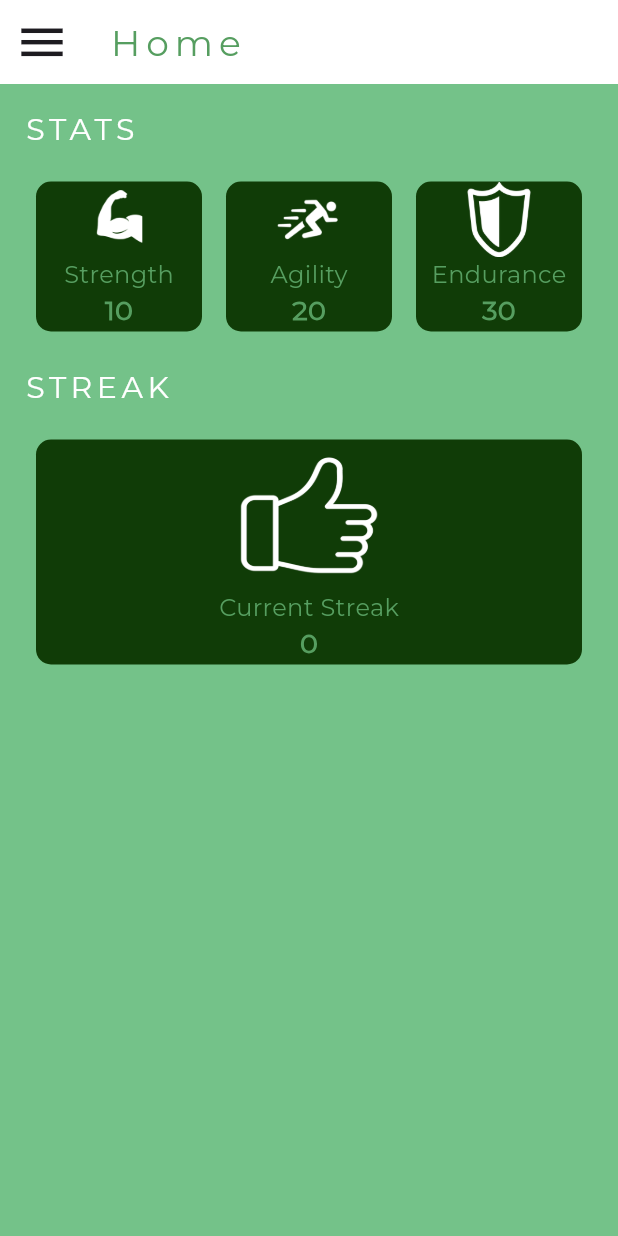
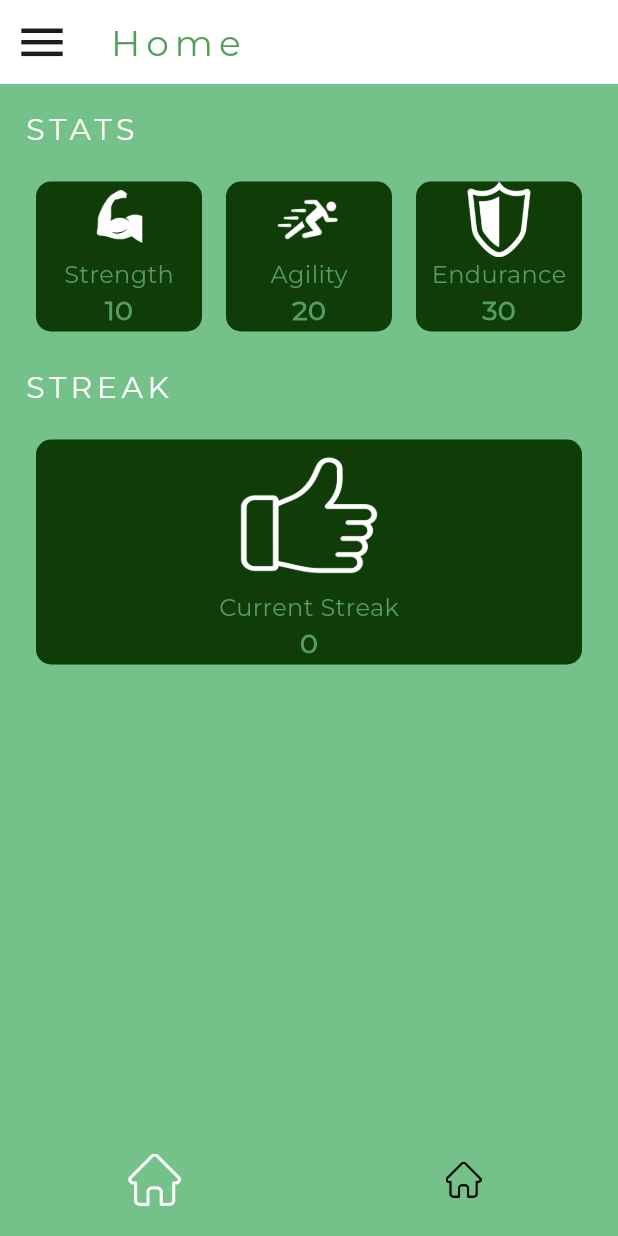
Before and after one commit to StretchWave/levelup_fitness, a Flutter app: the screen it shows after launch, on a phone screen of 412 x 824 dp. Run offline on Flutter 3.47's test engine with Material 3 defaults, Android fonts, the light colour scheme and no system bars.

Commit message:
Working on the Screen Switch

```diff
--- a/lib/Screens/Home.dart
+++ b/lib/Screens/Home.dart
@@ -139,14 +139,34 @@ class HomeScreen extends StatelessWidget {
                 ),
               ],
             ),
+            Padding(padding: const EdgeInsets.fromLTRB(0, 15, 0, 0)),
+            Text("", style: Stylebook.bodyText1),
+            Padding(padding: const EdgeInsets.fromLTRB(0, 15, 0, 0)),
           ],
         ),
+      ),
+      bottomNavigationBar: BottomNavigationBar(
+        elevation: 0,
+        showSelectedLabels: false,
+        showUnselectedLabels: false,
+        backgroundColor: const Color.fromARGB(0, 255, 255, 255),
+        items: [
+          BottomNavigationBarItem(
+            icon: Image.asset('assets/Images/HomeIconW.png', width: 35, height: 35),
+            label: 'Home',
+          ),
+          BottomNavigationBarItem(
+            icon: Image.asset('assets/Images/HomeIconB.png', width: 24, height: 24),
+            label: 'Grind',
+          ),
+        ],
       ),
     );
   }
 }
 
 class StreakFire {
+  //Streak
   int currentSreak;
 
   StreakFire(this.currentSreak);
```
Also changed, not shown: assets/Images/1946488.png (added), assets/Images/HomeIconB.png (added), assets/Images/HomeIconW.png (added), assets/Images/images.png (added).
